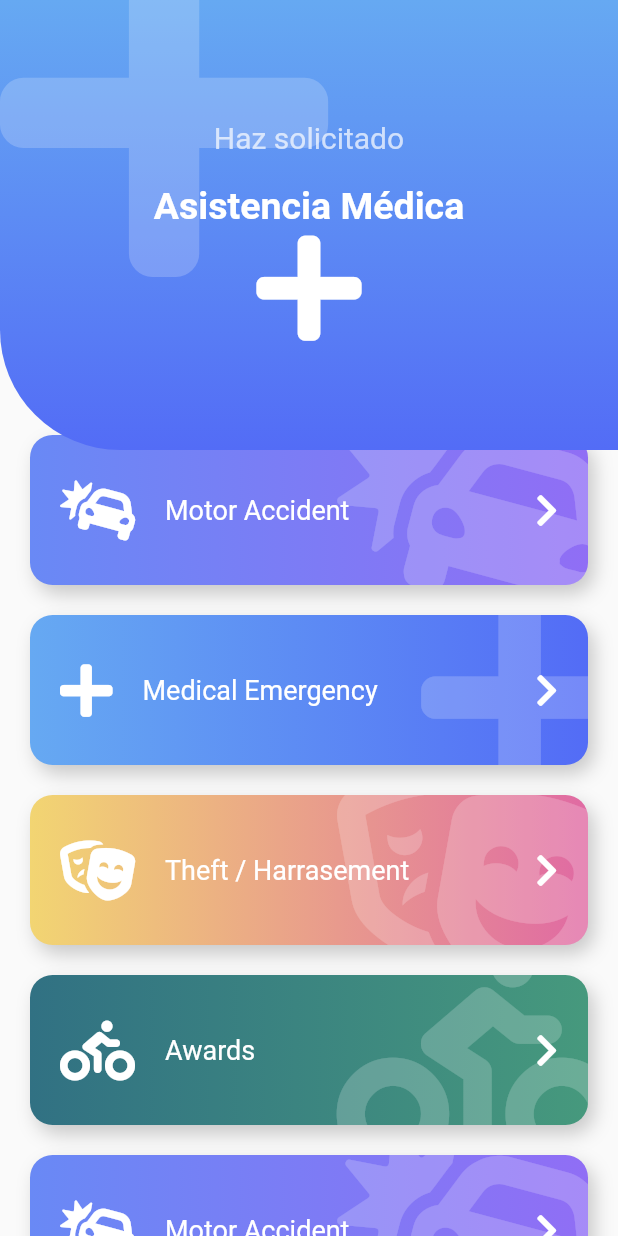
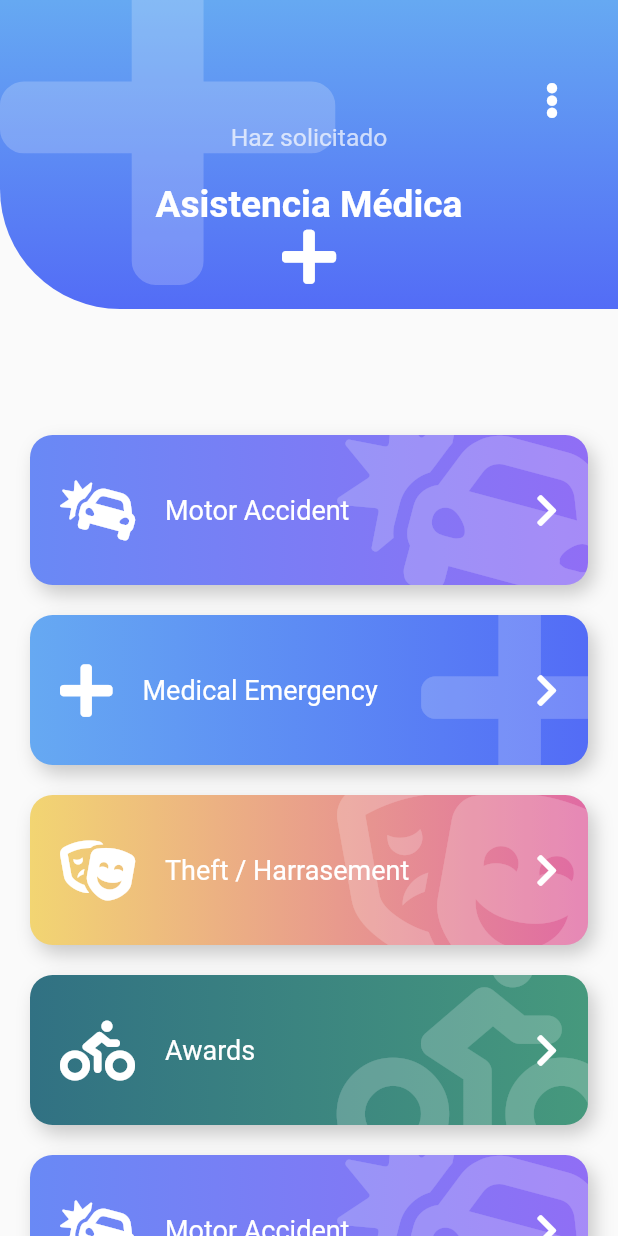
Before and after one commit to velascoandres/custom_painters, a Flutter app: the EmergencyPage screen opened by its route, on a phone screen of 412 x 824 dp. Run offline on Flutter 3.47's test engine with Material 2 defaults, Android fonts, the phone set to English and light mode, and no system bars; our stand-ins replace flutter_svg, font_awesome_flutter.

Commit message:
add responsividad

```diff
--- a/lib/src/pages/emergency_page.dart
+++ b/lib/src/pages/emergency_page.dart
@@ -50,6 +50,7 @@ class EmergencyPage extends StatelessWidget {
           Container(
             margin: EdgeInsets.only(top: 200),
             child: ListView(
+              physics: BouncingScrollPhysics(),
               children: [
                 SizedBox(height: 80),
                 ...items.map(
@@ -64,6 +65,22 @@ class EmergencyPage extends StatelessWidget {
               ],
             ),
           ),
+          _Encabezado(),
+        ],
+      ),
+    );
+  }
+}
+
+class _Encabezado extends StatelessWidget {
+  const _Encabezado({
+    Key key,
+  }) : super(key: key);
+
+  @override
+  Widget build(BuildContext context) {
+    return Stack(
+      children: [
         IconHeader(
           icon: FontAwesomeIcons.plus,
           titulo: 'Asistencia Médica',
@@ -71,8 +88,17 @@ class EmergencyPage extends StatelessWidget {
           colorPrimario: Color(0xff66A9F2),
           colorSecundario: Color(0xff536CF6),
         ),
+        Positioned(
+          right: 0,
+          top: 40,
+          child: RawMaterialButton(
+            onPressed: () {},
+            shape: CircleBorder(),
+            padding: EdgeInsets.all(15.0),
+            child: FaIcon(FontAwesomeIcons.ellipsisV, color: Colors.white),
+          ),
+        )
       ],
-      ),
     );
   }
 }
--- a/lib/src/widgets/headers/icon_header.dart
+++ b/lib/src/widgets/headers/icon_header.dart
@@ -30,29 +30,29 @@ class IconHeader extends StatelessWidget {
           top: -50,
           child: FaIcon(
             this.icon,
-            size: 250,
+            size: MediaQuery.of(context).size.height * 0.31,
             color: Colors.white.withOpacity(0.2),
           ),
         ),
         Column(
           children: [
-            SizedBox(height: 80, width: double.infinity),
+            SizedBox(height: MediaQuery.of(context).size.height * 0.10, width: double.infinity),
             Text(
               '${this.subtitulo}',
-              style: TextStyle(fontSize: 20, color: this.colorBlanco),
+              style: TextStyle(fontSize: MediaQuery.of(context).size.height * 0.02, color: this.colorBlanco),
             ),
             SizedBox(height: 20),
             Text(
               '${this.titulo}',
               style: TextStyle(
-                fontSize: 25,
+                fontSize: MediaQuery.of(context).size.height * 0.03,
                 color: Colors.white,
                 fontWeight: FontWeight.bold,
               ),
             ),
             FaIcon(
               this.icon,
-              size: 80,
+              size: MediaQuery.of(context).size.height * 0.05,
               color: Colors.white,
             ),
           ],
@@ -76,7 +76,7 @@ class _IconHeaderBackground extends StatelessWidget {
   Widget build(BuildContext context) {
     return Container(
       width: double.infinity,
-      height: 300,
+      height: MediaQuery.of(context).size.height * 0.25,
       decoration: BoxDecoration(
         color: Colors.red,
         borderRadius: BorderRadius.only(
```
Lines whose indentation alone changed are shown as unchanged.
